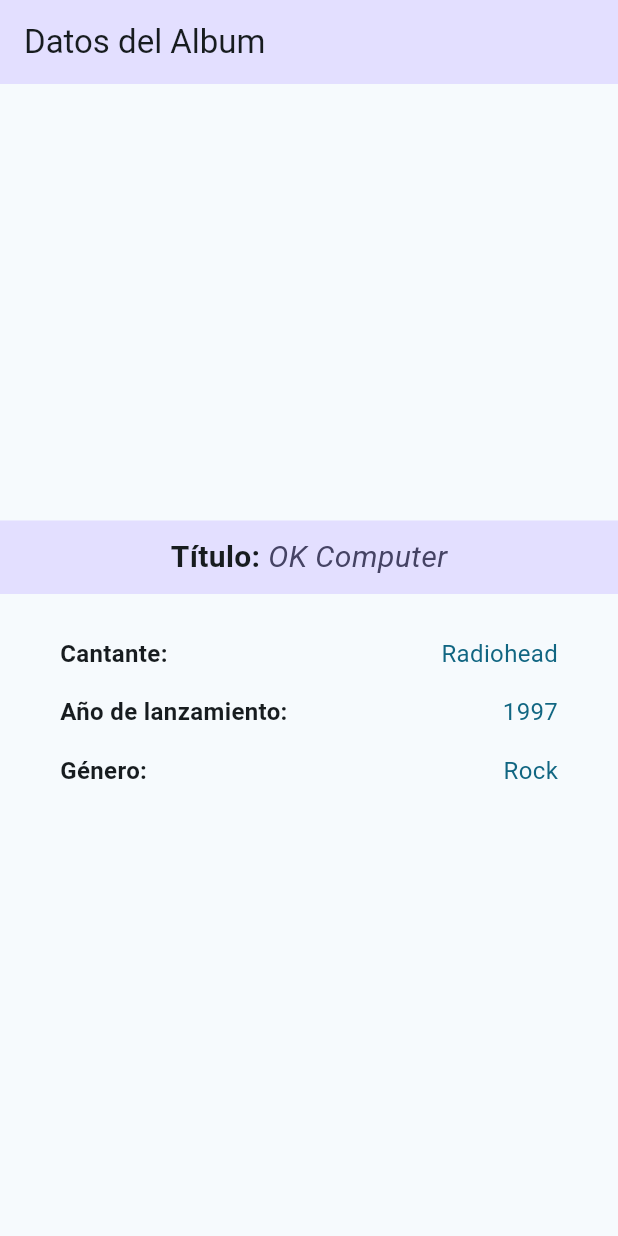
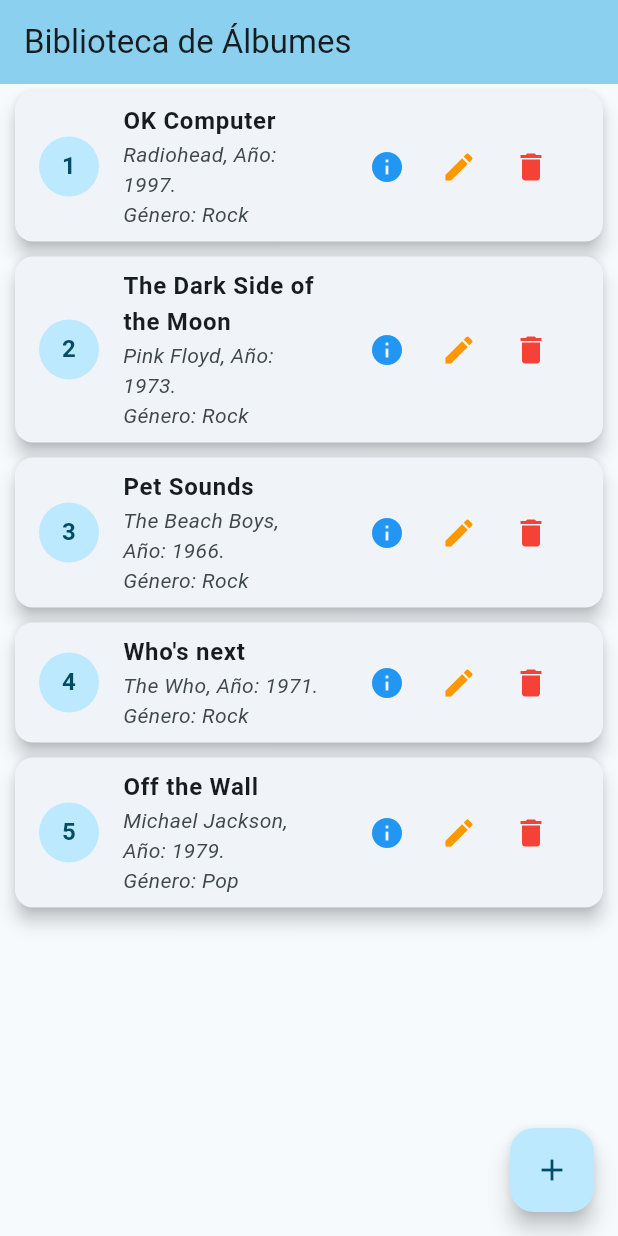
Before and after one commit to noahvalenzuela07/album_biblio, a Flutter app: the screen it shows after launch, on a phone screen of 412 x 824 dp. Run offline on Flutter 3.47's test engine with Material 3 defaults, Android fonts, the phone set to English and light mode, and no system bars.

Commit message:
Ejercicio 13: Se crea AlbumBiblio y las vistas AlbumList y AlbumListItem.

```diff
--- /dev/null
+++ b/lib/album_biblio.dart
@@ -0,0 +1,24 @@
+// lib/album_biblio.dart
+
+import 'package:album_biblio/album.dart'; // Importamos la clase Album
+
+// 1. Clase que gestiona la colección de álbumes
+class AlbumBiblio {
+
+  // 2. Lista privada: Almacena los objetos Album.
+  // El modificador 'final' significa que la lista en sí no puede ser reemplazada,
+  // pero su contenido (los álbumes) sí puede ser modificado.
+  final List<Album> _listaAlbumes = [];
+
+  // Constructor vacío (no hace nada especial al inicializarse)
+  AlbumBiblio();
+
+  // 3. Getter: Permite acceder a la lista desde fuera, pero solo para lectura.
+  // Esto protege la lista para que no sea modificada accidentalmente.
+  List<Album> get albumes => _listaAlbumes;
+
+  // 4. Método para agregar un álbum a la lista
+  void addAlbum(Album album) {
+    _listaAlbumes.add(album);
+  }
+}
--- a/lib/main.dart
+++ b/lib/main.dart
@@ -1,8 +1,7 @@
 import 'package:flutter/material.dart';
-// Importamos la nueva pantalla de álbum
-import 'package:album_biblio/views/album_vista.dart';
-// Importamos el modelo de datos
-import 'package:album_biblio/album.dart';
+import 'package:album_biblio/album.dart'; // Importamos el modelo
+import 'package:album_biblio/album_biblio.dart'; // Importamos el gestor
+import 'package:album_biblio/views/album_list.dart'; // Importamos la lista
 
 void main() {
   runApp(const MyApp());
@@ -13,8 +12,46 @@
 
   @override
   Widget build(BuildContext context) {
-    // 1. Crear un objeto Album con los datos de ejemplo del profesor (OK Computer)
-    final Album albumEjemplo = Album.porDefecto();
+    // 1. Inicializar la biblioteca de álbumes
+    final AlbumBiblio biblioteca = AlbumBiblio();
+
+    // 2. Agregar los álbumes de ejemplo (usando el constructor porDefecto)
+    biblioteca.addAlbum(Album.porDefecto()); // OK Computer - Radiohead
+
+    // Agregar más álbumes de ejemplo para llenar la lista (tomados de la Figura 6-42)
+    biblioteca.addAlbum(
+      Album(
+        titulo: "The Dark Side of the Moon",
+        cantante: "Pink Floyd",
+        anio: 1973,
+        genero: "Rock",
+      ),
+    );
+    biblioteca.addAlbum(
+      Album(
+        titulo: "Pet Sounds",
+        cantante: "The Beach Boys",
+        anio: 1966,
+        genero: "Rock",
+      ),
+    );
+    biblioteca.addAlbum(
+      Album(
+        titulo: "Who's next",
+        cantante: "The Who",
+        anio: 1971,
+        genero: "Rock",
+      ),
+    );
+    biblioteca.addAlbum(
+      Album(
+        titulo: "Off the Wall",
+        cantante: "Michael Jackson",
+        anio: 1979,
+        genero: "Pop",
+      ),
+    );
+
 
     return MaterialApp(
       title: 'Album Biblio',
@@ -22,8 +59,8 @@
         colorScheme: ColorScheme.fromSeed(seedColor: Colors.blueGrey),
         useMaterial3: true,
       ),
-      // 2. Usar AlbumVista como home, pasándole el objeto creado
-      home: AlbumVista(album: albumEjemplo),
+      // 3. Mostrar la nueva pantalla AlbumList, pasándole la biblioteca
+      home: AlbumList(biblioteca: biblioteca),
     );
   }
 }
--- /dev/null
+++ b/lib/views/album_list.dart
@@ -0,0 +1,49 @@
+// lib/views/album_list.dart
+
+import 'package:flutter/material.dart';
+import 'package:album_biblio/album_biblio.dart'; // Necesitamos la clase gestora
+import 'package:album_biblio/views/album_list_item.dart'; // Necesitamos el item de la lista
+
+// Widget para la ventana de la lista de álbumes
+class AlbumList extends StatelessWidget {
+  final AlbumBiblio biblioteca; // Recibe la instancia del gestor de álbumes
+
+  const AlbumList({super.key, required this.biblioteca});
+
+  @override
+  Widget build(BuildContext context) {
+    // 1. Scaffold: Estructura base de la pantalla.
+    return Scaffold(
+      // 2. AppBar: Barra superior con el título.
+      appBar: AppBar(
+        title: const Text("Biblioteca de Álbumes"),
+        backgroundColor: Theme.of(context).colorScheme.inversePrimary,
+      ),
+
+      // 3. body: Contenido principal (la lista de álbumes).
+      body: ListView.builder(
+        // itemCount: Determina cuántos elementos se van a construir.
+        // Lo obtenemos del número de álbumes en nuestra biblioteca.
+        itemCount: biblioteca.albumes.length,
+        // itemBuilder: La función que construye cada elemento de la lista.
+        itemBuilder: (BuildContext context, int index) {
+          // Devuelve nuestro widget personalizado AlbumListItem
+          return AlbumListItem(
+            album: biblioteca.albumes[index], // Pasa el álbum correspondiente
+            index: index, // Pasa el índice para numerar
+          );
+        },
+      ),
+
+      // 4. FloatingActionButton: Botón flotante para agregar nuevos álbumes.
+      floatingActionButton: FloatingActionButton(
+        onPressed: () {
+          // TODO: Aquí irá la navegación a la ventana de agregar álbum.
+          debugPrint('Botón flotante presionado: Agregar nuevo álbum.');
+        },
+        tooltip: 'Agregar álbum',
+        child: const Icon(Icons.add),
+      ),
+    );
+  }
+}
--- /dev/null
+++ b/lib/views/album_list_item.dart
@@ -0,0 +1,76 @@
+// lib/views/album_list_item.dart
+
+import 'package:flutter/material.dart';
+import 'package:album_biblio/album.dart'; // Necesitamos el modelo Album
+
+// Widget para representar una sola fila en la lista
+class AlbumListItem extends StatelessWidget {
+  final Album album; // El objeto Album que esta fila va a mostrar
+  final int index;   // El índice del álbum en la lista (para saber qué fila es)
+
+  const AlbumListItem({
+    super.key,
+    required this.album,
+    required this.index,
+  });
+
+  @override
+  Widget build(BuildContext context) {
+    // 1. Card: Un contenedor con esquinas redondeadas y sombra para destacar el elemento.
+    return Card(
+      margin: const EdgeInsets.symmetric(horizontal: 10, vertical: 5),
+      elevation: 5, // Sombra
+      child: ListTile(
+        // 2. leading: Widget que va a la izquierda (usaremos un círculo con el índice)
+        leading: CircleAvatar(
+          child: Text(
+            (index + 1).toString(), // Muestra el número de la posición
+            style: const TextStyle(fontWeight: FontWeight.bold),
+          ),
+        ),
+
+        // 3. title: El título principal (Nombre del Álbum)
+        title: Text(album.titulo,
+          style: const TextStyle(fontWeight: FontWeight.bold),
+        ),
+
+        // 4. subtitle: Muestra la información debajo del título (Cantante, Año, Género)
+        subtitle: Text(
+          '${album.cantante}, Año: ${album.anio}.\nGénero: ${album.genero}',
+          style: const TextStyle(fontStyle: FontStyle.italic),
+        ),
+
+        // 5. trailing: Los widgets que van a la derecha (los botones de acción)
+        trailing: Row(
+          mainAxisSize: MainAxisSize.min, // Hace que la Row ocupe el mínimo espacio
+          children: <Widget>[
+            // Botón 1: Ver detalles del álbum
+            IconButton(
+              icon: const Icon(Icons.info),
+              onPressed: () {
+                debugPrint('Detalles del álbum: ${album.titulo}');
+              },
+              color: Colors.blue,
+            ),
+            // Botón 2: Editar álbum
+            IconButton(
+              icon: const Icon(Icons.edit),
+              onPressed: () {
+                debugPrint('Editar álbum: ${album.titulo}');
+              },
+              color: Colors.orange,
+            ),
+            // Botón 3: Eliminar álbum
+            IconButton(
+              icon: const Icon(Icons.delete),
+              onPressed: () {
+                debugPrint('Eliminar álbum: ${album.titulo}');
+              },
+              color: Colors.red,
+            ),
+          ],
+        ),
+      ),
+    );
+  }
+}
```
